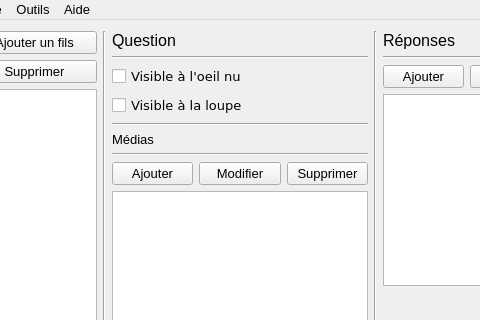
Old version of the form app_pc/ProjetCo_AppPC/mainwindow.ui in the repository AnceretMatthieu/bebete; both pictures show x 170 to 650 and y 0 to 320 of the 1024 by 768 pixel window.
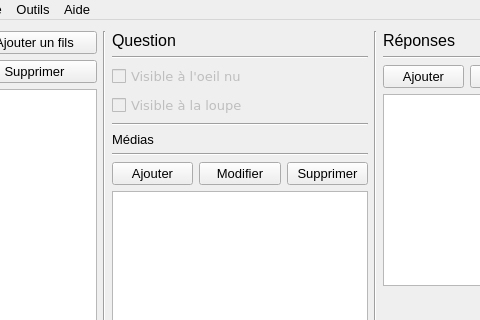
New version of the form.

The edit to the form file:
```diff
--- a/app_pc/ProjetCo_AppPC/mainwindow.ui
+++ b/app_pc/ProjetCo_AppPC/mainwindow.ui
@@ -183,6 +183,9 @@
         </item>
         <item>
          <widget class="QCheckBox" name="checkBoxVisibleOeil">
+          <property name="enabled">
+           <bool>false</bool>
+          </property>
           <property name="font">
            <font>
             <family>DejaVu Sans</family>
@@ -201,6 +204,9 @@
         </item>
         <item>
          <widget class="QCheckBox" name="checkBoxVisibleLoupe">
+          <property name="enabled">
+           <bool>false</bool>
+          </property>
           <property name="font">
            <font>
             <family>DejaVu Sans</family>
```
